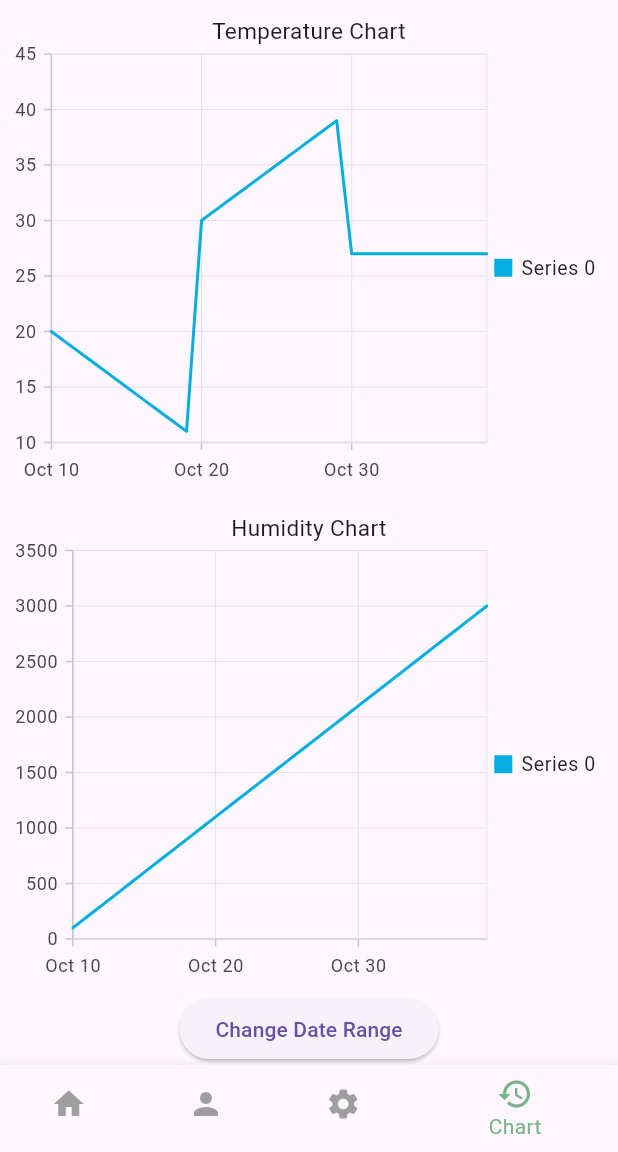
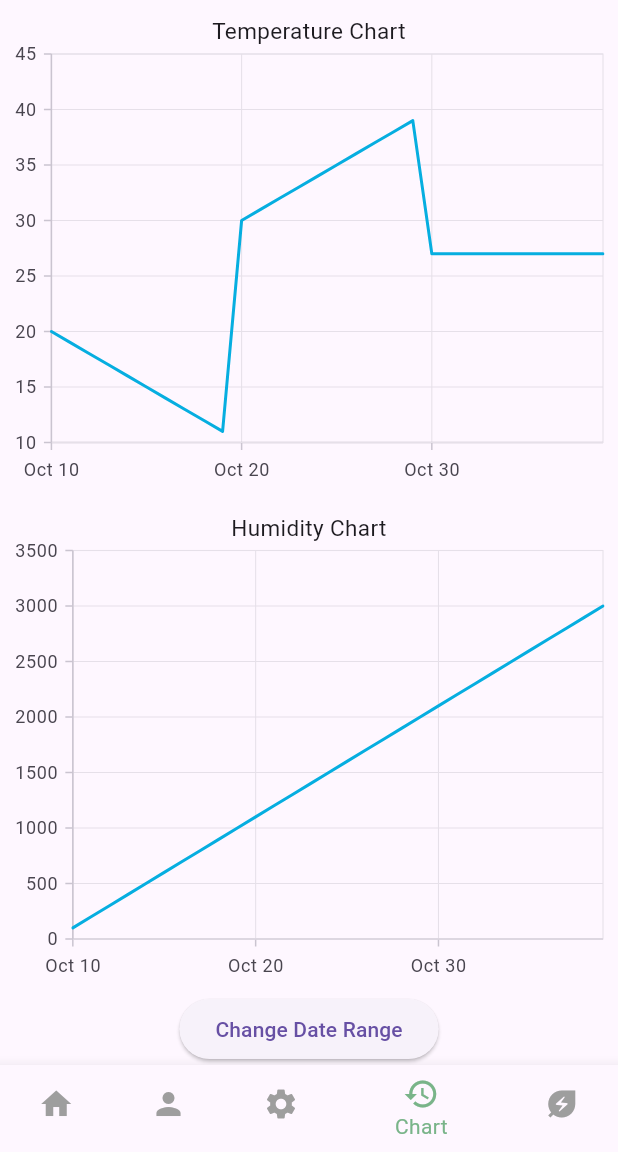
Before and after one commit to HCrystalH/Capstone_app, a Flutter app: the screen it shows once a user with an empty profile is signed in, item 4 of the bottom bar chosen, on a phone screen of 412 x 824 dp, the part 84-1236 px from its top. Run offline on Flutter 3.47's test engine with Material 3 defaults, Android fonts, the phone set to English and light mode, and no system bars; our stand-ins replace cloud_firestore, curved_navigation_bar, firebase_auth, firebase_core, google_sign_in, syncfusion_flutter_charts; missing offline and left inert: mqtt_client; accounts and stored records are empty; network calls fail.

Commit message:
add power consumption screen

```diff
--- a/my_android_app/lib/Screens/history_screen.dart
+++ b/my_android_app/lib/Screens/history_screen.dart
@@ -58,11 +58,6 @@ class _ChartScreenState extends State<ChartScreen> {
                 title: const ChartTitle(text: 'Temperature Chart'),
                 primaryXAxis: const DateTimeAxis(),
                 primaryYAxis: const NumericAxis(minimum: 10,),
-                legend: const Legend(
-                  opacity: 2.0,
-                  isVisible: true,
-                  isResponsive: true,
-                ),
                 series: <CartesianSeries>[
                   LineSeries<ChartData,DateTime>(
                     dataSource: _temperatureData,
@@ -81,7 +76,6 @@ class _ChartScreenState extends State<ChartScreen> {
               child:  SfCartesianChart(
                 tooltipBehavior: TooltipBehavior(enable: true),
                 title: const ChartTitle(text: 'Humidity Chart'),
-                legend: const Legend(isVisible: true),
                 primaryXAxis: const DateTimeAxis(),
                 primaryYAxis: const NumericAxis(),
                 series: <CartesianSeries>[
--- a/my_android_app/lib/Screens/home_screen.dart
+++ b/my_android_app/lib/Screens/home_screen.dart
@@ -2,6 +2,7 @@ import 'package:cloud_firestore/cloud_firestore.dart';
 import 'package:flutter/material.dart';
 import 'package:my_android_app/Screens/history_screen.dart';
 import 'package:my_android_app/Screens/main_screen.dart';
+import 'package:my_android_app/Screens/power_screen.dart';
 // import 'package:my_android_app/Screens/main_screen.dart';
 import 'package:my_android_app/Screens/settings_screen.dart';
 // import 'package:my_android_app/Authentication/login.dart';
@@ -53,6 +54,7 @@ class _HomeScreenState extends State<HomeScreen> {
           UserScreen(uid: '$gotUID'),
           const SettingsScreen(),
           const ChartScreen(),
+          const PowerConsumptionScreen(),
         ],
       ),
       bottomNavigationBar: BottomNavigationBar(
@@ -72,6 +74,10 @@ class _HomeScreenState extends State<HomeScreen> {
           BottomNavigationBarItem(
             icon: Icon(Icons.history),
             label: "Chart",
+          ),
+           BottomNavigationBarItem(
+            icon: Icon(Icons.energy_savings_leaf),
+            label: "Power Consumption",
           ),
         ],
         selectedItemColor: const Color.fromARGB(255, 121, 180, 137),
```
Also changed, not shown: my_android_app/lib/Screens/power_screen.dart (added, +71 -0 lines).
